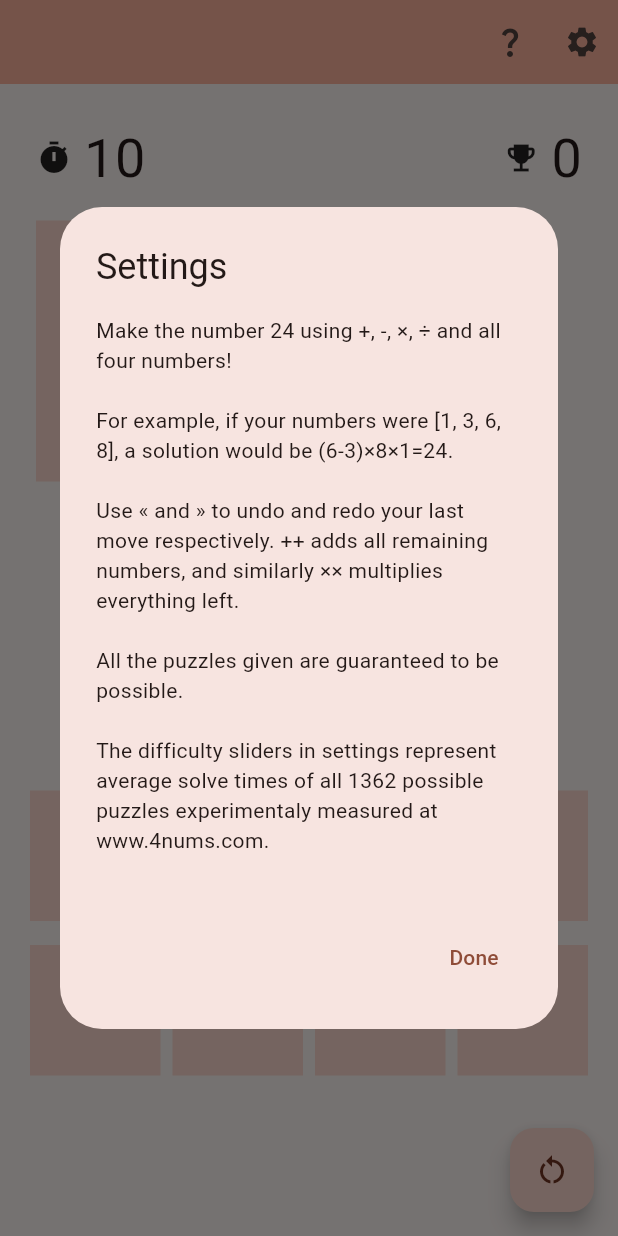
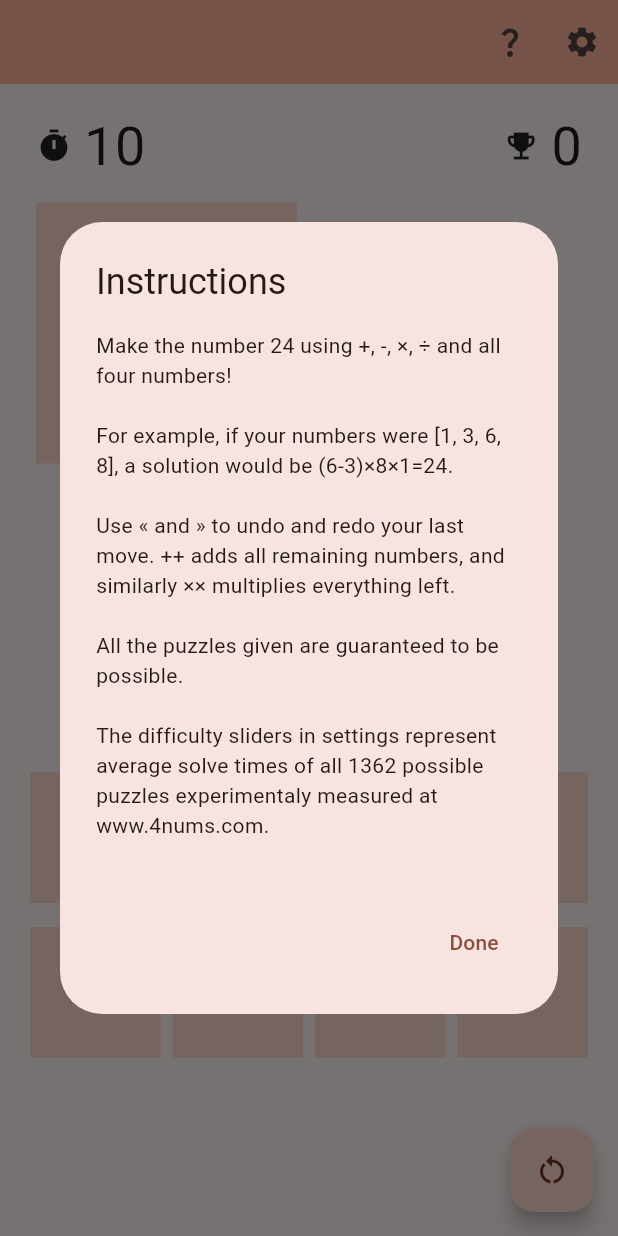
Before and after one commit to misprit7/twentyfour, a Flutter app: the screen it shows after launch, item 2 of the bottom bar chosen, after a tap on the "question mark" icon, on a phone screen of 412 x 824 dp. Run offline on Flutter 3.47's test engine with Material 2 defaults, Android fonts, the light colour scheme and no system bars; our stand-ins replace shared_preferences.

```diff
--- a/lib/main.dart
+++ b/lib/main.dart
@@ -280,7 +280,7 @@
       context: context,
       builder: (BuildContext context) {
         return AlertDialog(
-          title: Text('Settings'),
+          title: Text('Instructions'),
           content: const Column(
             mainAxisSize: MainAxisSize.min,
             children: [
@@ -289,7 +289,7 @@
 
 For example, if your numbers were [1, 3, 6, 8], a solution would be (6-3)×8×1=24.
 
-Use « and » to undo and redo your last move respectively. ++ adds all remaining numbers, and similarly ×× multiplies everything left.
+Use « and » to undo and redo your last move. ++ adds all remaining numbers, and similarly ×× multiplies everything left.
 
 All the puzzles given are guaranteed to be possible.
 
@@ -385,7 +385,7 @@
          Column(
           // mainAxisAlignment: MainAxisAlignment.center,
           children: <Widget>[
-            const SizedBox(height: 24.0),
+            const SizedBox(height: 16.0),
             Row(
               children:[
                 const SizedBox(width: 24.0),
@@ -407,7 +407,7 @@
                 const SizedBox(width: 24.0),
               ]
             ),
-            const SizedBox(height: 16.0),
+            const SizedBox(height: 12.0),
             Column(
               mainAxisAlignment: MainAxisAlignment.center,
               children: <Widget>[
```
Also changed, not shown: 13 other files.
